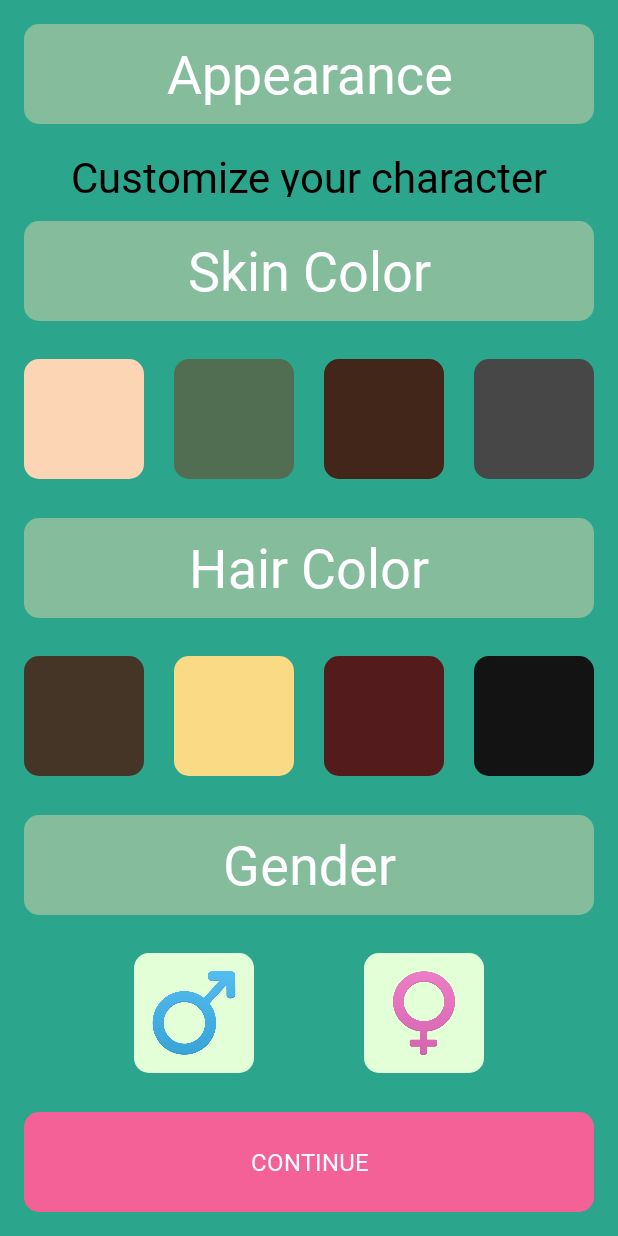
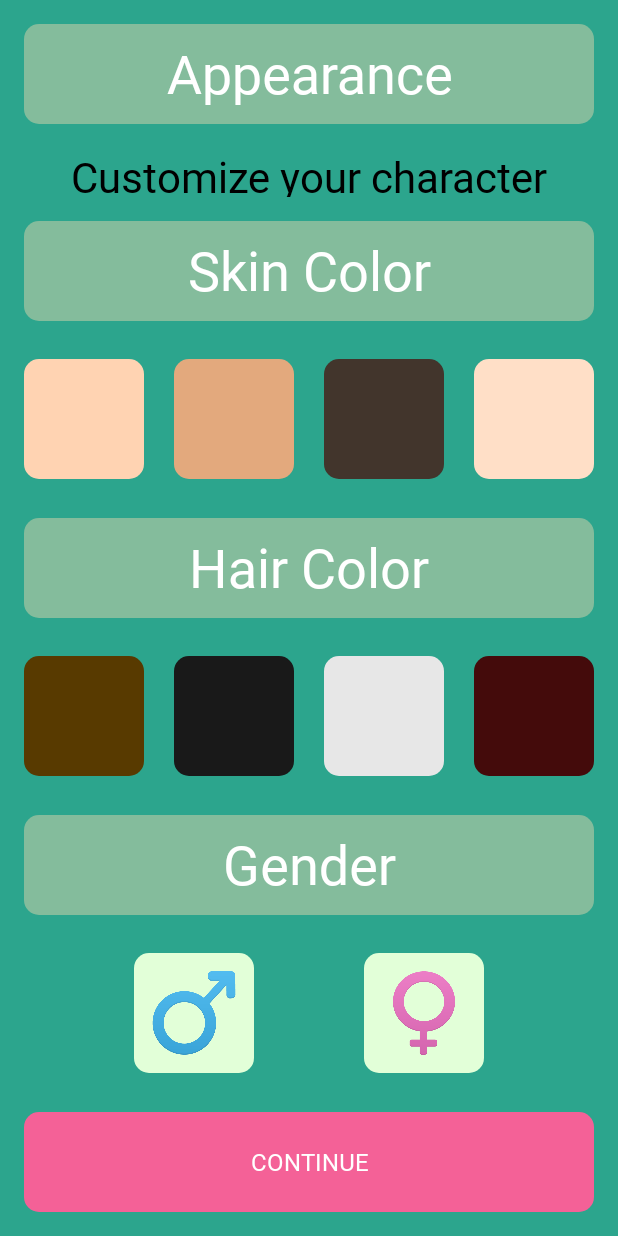
Before and after one commit to BunnyKing123/task-titans, an Android app: the AppearanceActivity screen opened directly, with no data from a screen before it, on a phone screen of 412 x 824 dp. Run offline under Robolectric (Android 15) with nearby library versions, the phone set to English and light mode, and no system bars.

Commit message:
Change color of skin color buttons depending on chosen race

```diff
--- a/app/src/main/res/layout/activity_appearance.xml
+++ b/app/src/main/res/layout/activity_appearance.xml
@@ -93,7 +93,7 @@
             android:layout_height="@dimen/btn_square"
             android:layout_weight="0"
             android:background="@drawable/round_corners"
-            android:backgroundTint="#FBD5B4" />
+            android:backgroundTint="#ffd3b2" />
 
         <View
             android:id="@+id/space_1"
@@ -107,7 +107,7 @@
             android:layout_height="@dimen/btn_square"
             android:layout_weight="0"
             android:background="@drawable/round_corners"
-            android:backgroundTint="#516E52" />
+            android:backgroundTint="#e3a97d" />
 
         <View
             android:id="@+id/space_2"
@@ -121,7 +121,7 @@
             android:layout_height="@dimen/btn_square"
             android:layout_weight="0"
             android:background="@drawable/round_corners"
-            android:backgroundTint="#422619" />
+            android:backgroundTint="#42352c" />
 
         <View
             android:id="@+id/space_3"
@@ -135,7 +135,7 @@
             android:layout_height="@dimen/btn_square"
             android:layout_weight="0"
             android:background="@drawable/round_corners"
-            android:backgroundTint="#474747" />
+            android:backgroundTint="#ffdfc7" />
     </LinearLayout>
 
     <TextView
@@ -181,7 +181,7 @@
             android:layout_height="@dimen/btn_square"
             android:layout_weight="0"
             android:background="@drawable/round_corners"
-            android:backgroundTint="#453527" />
+            android:backgroundTint="#583a00" />
 
         <View
             android:id="@+id/space_4"
@@ -195,7 +195,7 @@
             android:layout_height="@dimen/btn_square"
             android:layout_weight="0"
             android:background="@drawable/round_corners"
-            android:backgroundTint="#FADA85" />
+            android:backgroundTint="#191919" />
 
         <View
             android:id="@+id/space_5"
@@ -209,7 +209,7 @@
             android:layout_height="@dimen/btn_square"
             android:layout_weight="0"
             android:background="@drawable/round_corners"
-            android:backgroundTint="#531B1B" />
+            android:backgroundTint="#e7e7e7" />
 
         <View
             android:id="@+id/space_6"
@@ -223,7 +223,7 @@
             android:layout_height="@dimen/btn_square"
             android:layout_weight="0"
             android:background="@drawable/round_corners"
-            android:backgroundTint="#131313" />
+            android:backgroundTint="#440b0b" />
     </LinearLayout>
 
     <TextView
```
Also changed, not shown: app/src/main/java/xyz/dolphcode/tasktitans/AppearanceActivity.java (+13 -0 lines).
